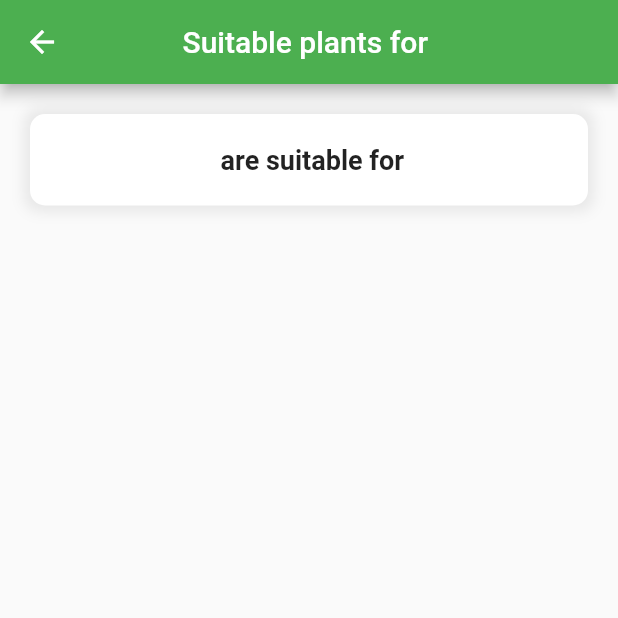
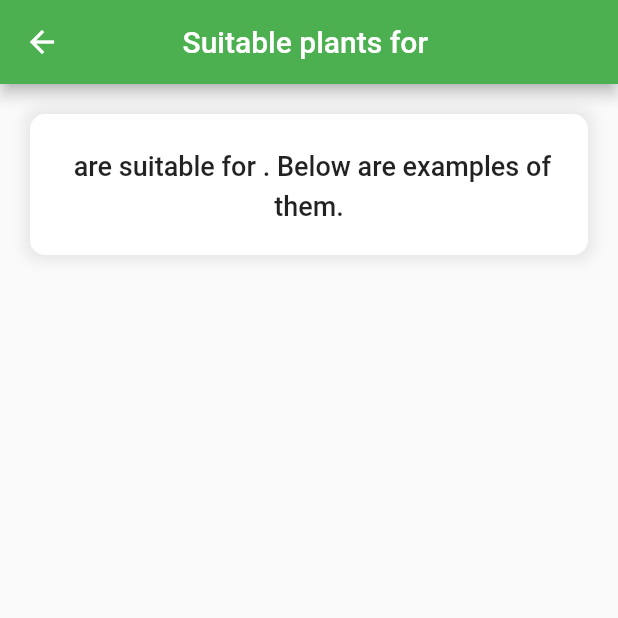
Before and after one commit to EricEchemane/Soil-type-classifier-using-convolutional-neural-network, a Flutter app: the SuitablePlantsScreen screen opened directly with empty values, on a phone screen of 412 x 824 dp, the top half of it. Run offline on Flutter 3.47's test engine with Material 2 defaults, Android fonts, the light colour scheme and no system bars; our stand-ins replace image_picker, internet_connection_checker; missing offline and left inert: tflite.

Commit message:
working suitable plants screen

```diff
--- a/leafjem_app/lib/constants/plants.dart
+++ b/leafjem_app/lib/constants/plants.dart
@@ -1,5 +1,5 @@
 const plants = {
-  "majority of vegetables": [
+  "Majority of vegetables": [
     {
       "name": "Broccoli",
       "image":
@@ -70,7 +70,7 @@ const plants = {
           "Snap and snow peas do best with trellis even if they say they are no-trellis varieties. Pea pods can be harvested at any time: the whole thing is delicious.",
     },
   ],
-  "bulbs and tubers": [
+  "Bulbs and Tubers": [
     {
       "name": "Onion",
       "image":
--- a/leafjem_app/lib/screens/suitable_plants.dart
+++ b/leafjem_app/lib/screens/suitable_plants.dart
@@ -60,9 +60,9 @@ class _SuitablePlantsScreenState extends State<SuitablePlantsScreen> {
                 ),
                 child: Center(
                     child: Text(
-                  '${widget.overview} are suitable for ${widget.soilType}',
+                  '${widget.overview} are suitable for ${widget.soilType}. Below are examples of them.',
                   style: const TextStyle(
-                      fontSize: 18, fontWeight: FontWeight.bold),
+                      fontSize: 18, fontWeight: FontWeight.w500, height: 1.5),
                   textAlign: TextAlign.center,
                 )),
               ),
```
